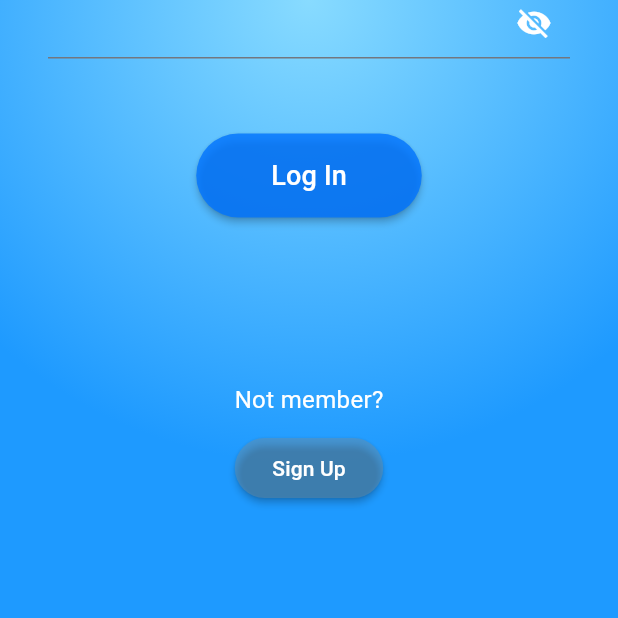
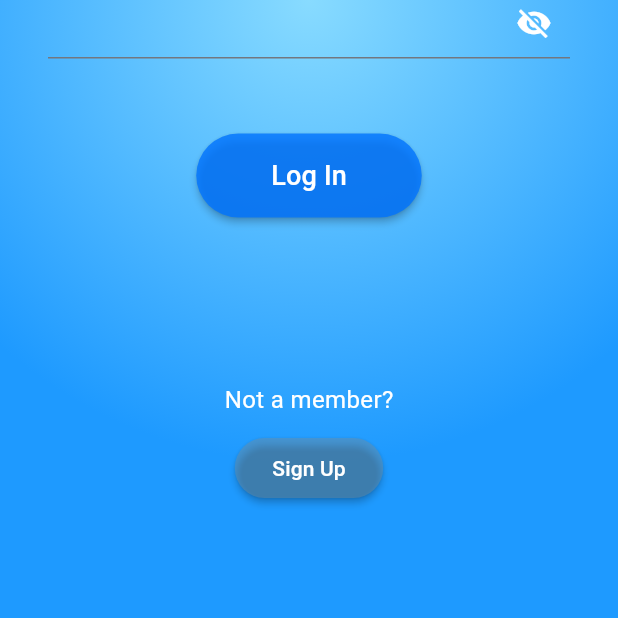
Before and after one commit to paras-kumar-337/pillmate, a Flutter app: the LoginScreen screen opened directly, on a phone screen of 412 x 824 dp, the part 618-1236 px from its top. Run offline on Flutter 3.47's test engine with Material 3 defaults, Android fonts, the phone set to English and light mode, and no system bars.

Commit message:
Fix typo in membership prompt text

```diff
--- a/pillmate/lib/Login.dart
+++ b/pillmate/lib/Login.dart
@@ -166,7 +166,7 @@ class _LoginFormState extends State<LoginForm> {
           ),
           SizedBox(height: 110),
           Center(
-            child: Text('Not member?', style: TextStyle(color: Colors.white, fontSize: 16))
+            child: Text('Not a member?', style: TextStyle(color: Colors.white, fontSize: 16))
           ),
           SizedBox(height: 10),
           Center(
```
